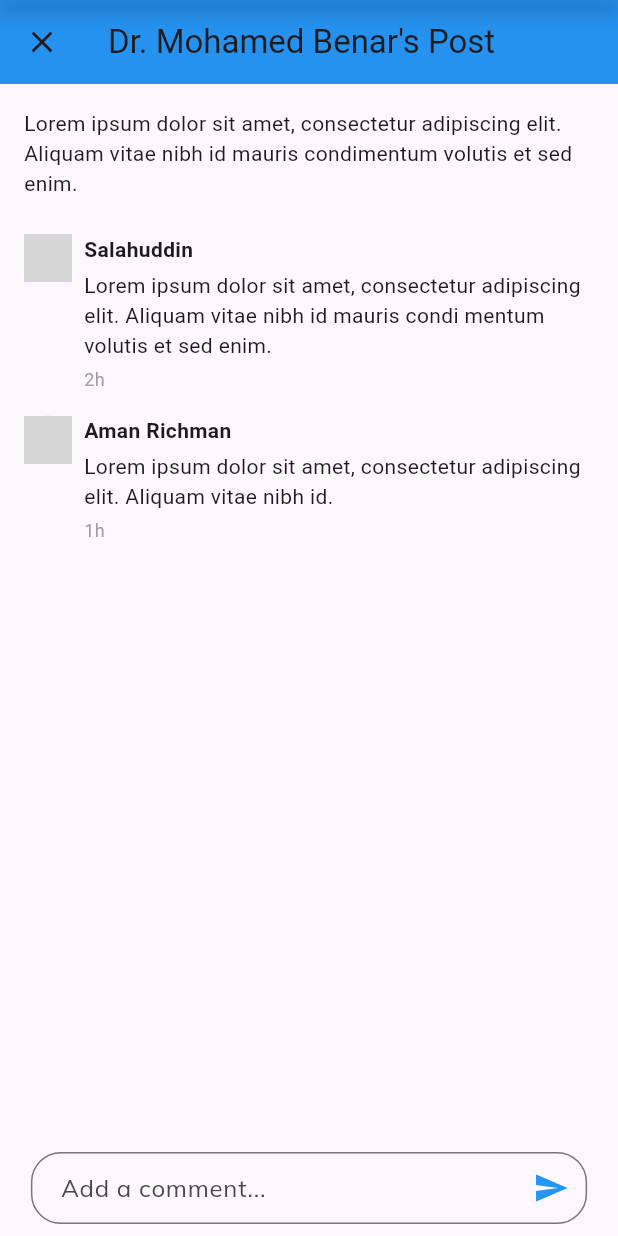
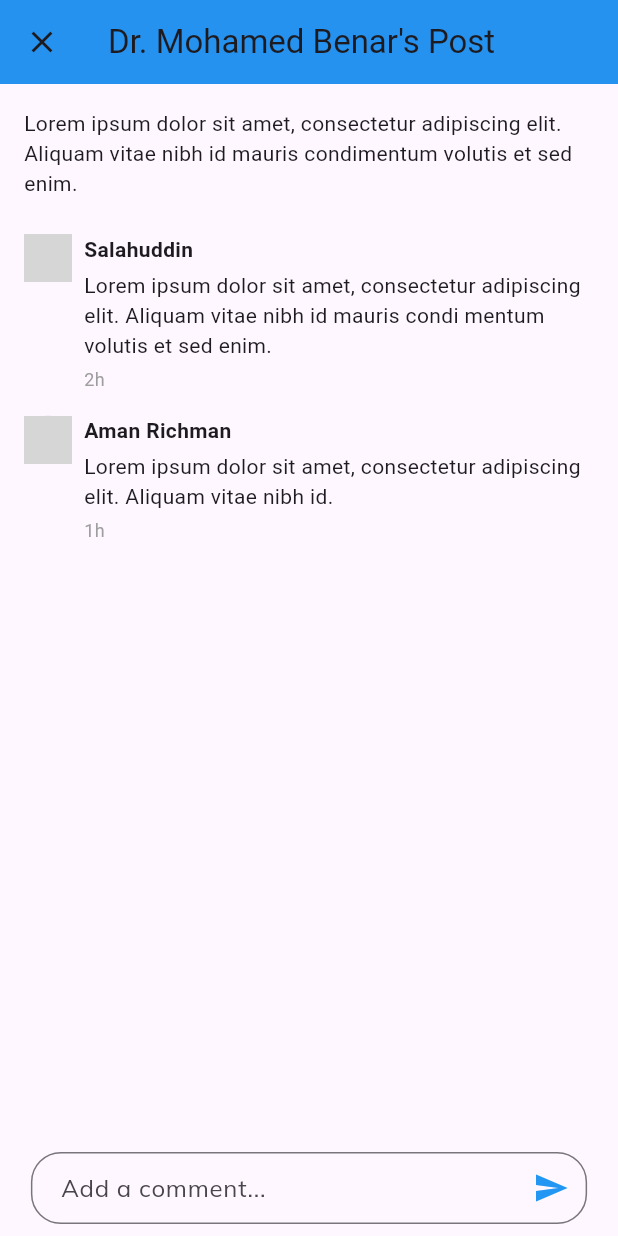
Before and after one commit to mutana-derrick/HealPath-Dev, a Flutter app: the CommentsSheet widget shown alone on an empty page, opened directly with sample values from the repository, on a phone screen of 412 x 824 dp. Run offline on Flutter 3.47's test engine with Material 3 defaults, Android fonts, the phone set to English and light mode, and no system bars; our stand-ins replace fl_chart, get, google_fonts, google_nav_bar, modal_bottom_sheet, pdf and 2 more; network calls fail; grey boxes are pictures that could not be loaded.

Commit message:
refactored patient tab codes from doctor dashboard

```diff
--- a/lib/src/features/doctor/Patients/patiens_utilities.dart
+++ b/lib/src/features/doctor/Patient_tab/patiens_utilities.dart
@@ -1,6 +1,6 @@
 import 'package:flutter/cupertino.dart';
 import 'package:flutter/material.dart';
-import 'package:healpath/src/features/doctor/Patients/patient_modal.dart';
+import 'package:healpath/src/features/doctor/Patient_tab/patient_modal.dart';
 import 'package:modal_bottom_sheet/modal_bottom_sheet.dart';
 
 void showAddPatientBottomSheet(
--- a/lib/src/features/doctor/Patients/patients_tab.dart
+++ b/lib/src/features/doctor/Patient_tab/patients_tab.dart
@@ -1,6 +1,6 @@
 import 'package:flutter/material.dart';
-import 'package:healpath/src/features/doctor/Patients/patiens_utilities.dart';
-import 'package:healpath/src/features/doctor/Patients/patient_modal.dart';
+import 'package:healpath/src/features/doctor/Patient_tab/patiens_utilities.dart';
+import 'package:healpath/src/features/doctor/Patient_tab/patient_modal.dart';
 
 class PatientsTab extends StatefulWidget {
   const PatientsTab({super.key});
--- a/lib/src/features/doctor/community_tab.dart
+++ b/lib/src/features/doctor/community_tab.dart
@@ -215,19 +215,7 @@ class _CommentsSheetState extends State<CommentsSheet> {
               title: Text('${widget.post.userName}\'s Post'),
               backgroundColor: Colors.blue,
               elevation: 1,
-              flexibleSpace: Container(
-                decoration: BoxDecoration(
-                  boxShadow: [
-                    BoxShadow(
-                      color: Colors.black.withOpacity(0.3), // Shadow color
-                      spreadRadius: 3, // How much the shadow spreads
-                      blurRadius: 10, // Softness of the shadow
-                      offset:
-                          const Offset(0, 4), // X and Y offset of the shadow
-                    ),
-                  ],
-                ),
-              ),
+              flexibleSpace: Container(),
               leading: IconButton(
                 icon: const Icon(Icons.close),
                 onPressed: () => Navigator.of(context).pop(),
--- a/lib/src/features/doctor/doctor_dashboard.dart
+++ b/lib/src/features/doctor/doctor_dashboard.dart
@@ -3,7 +3,7 @@ import 'package:get/get.dart';
 import 'package:healpath/src/features/doctor/bottom_navigation_bar.dart';
 import 'package:healpath/src/features/doctor/community_tab.dart';
 import 'package:healpath/src/features/doctor/overview_tab.dart';
-import 'package:healpath/src/features/doctor/Patients/patients_tab.dart';
+import 'package:healpath/src/features/doctor/Patient_tab/patients_tab.dart';
 import 'package:healpath/src/features/doctor/Profile_tab/profile_tab.dart';
 import 'package:healpath/src/features/doctor/upper_bar.dart';
 
```
Also changed, not shown: lib/src/features/patient/community_tab.dart (+6 -26 lines), lib/src/features/doctor/Patient_tab/patient_modal.dart (renamed from lib/src/features/doctor/Patients/patient_modal.dart).
